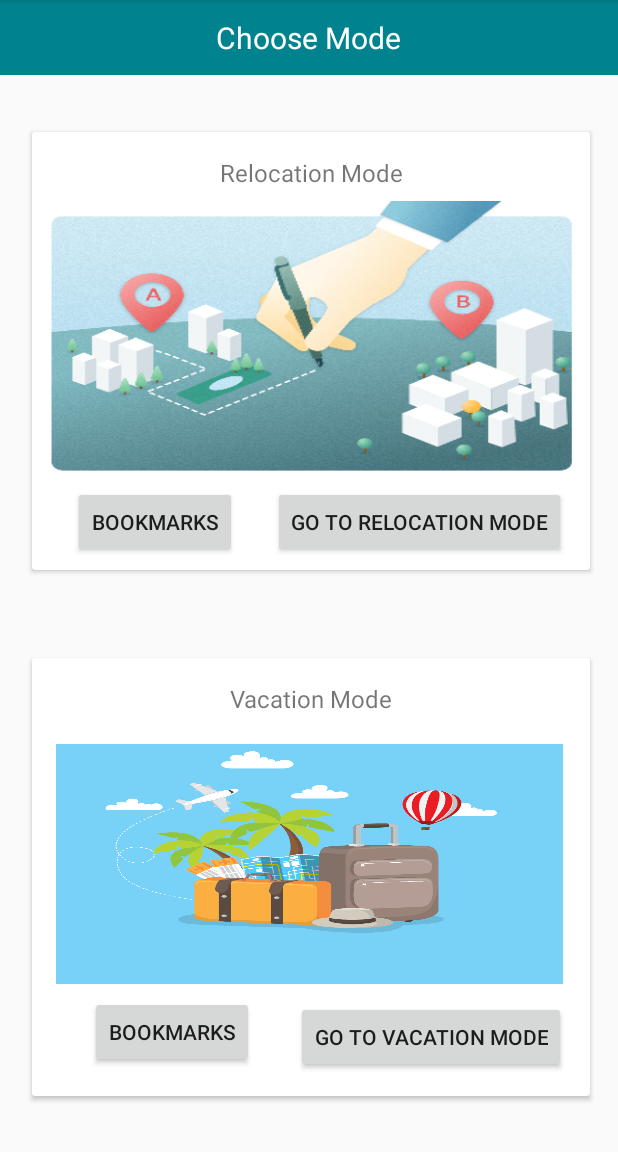
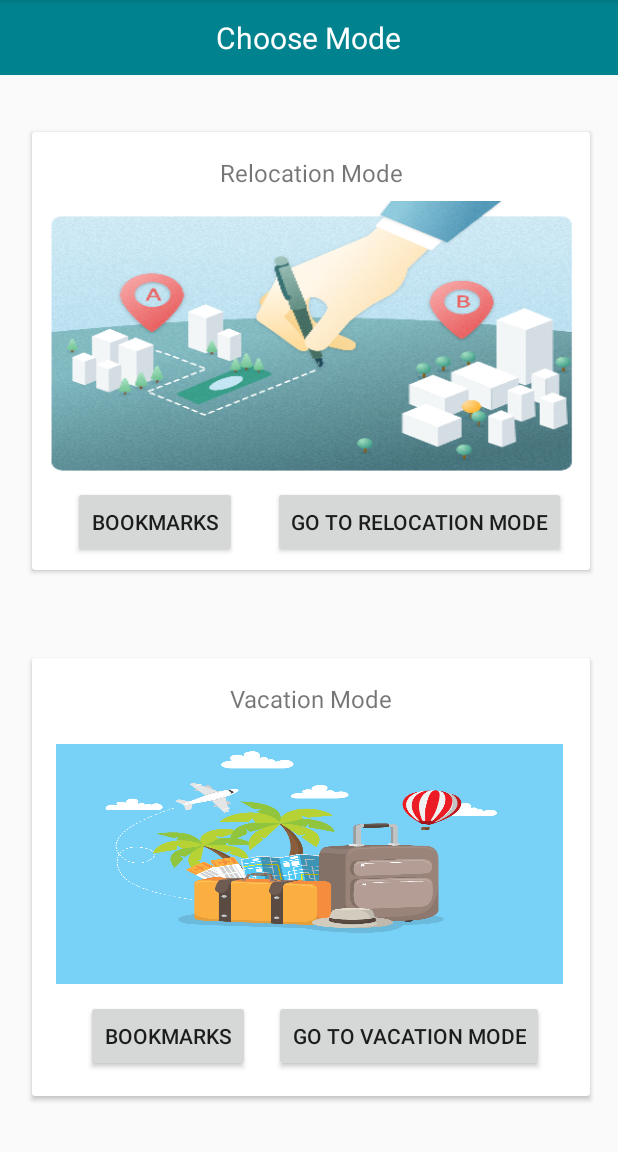
Before and after one commit to chinmaymk23/LiveIdeal, an Android app: the Homepage screen opened directly, with no data from a screen before it, on a phone screen of 412 x 824 dp, the part 84-1236 px from its top. Run offline under Robolectric (Android 15) with nearby library versions, the phone set to English and light mode, and no system bars.

Commit message:
1. Fixed sign up error messages 2. Homepage alignment checked

```diff
--- a/app/src/main/res/layout/activity_homepage.xml
+++ b/app/src/main/res/layout/activity_homepage.xml
@@ -136,31 +136,33 @@
                     app:layout_constraintStart_toStartOf="parent"
                     app:layout_constraintTop_toTopOf="@+id/textView2"
                     app:layout_constraintVertical_bias="0.358"
-                    android:src ="@drawable/vacation" />
+                    android:src ="@drawable/vacation"
+                    android:layout_marginLeft="16dp" />
 
                 <Button
                     android:id="@+id/vacationMode"
                     android:layout_width="wrap_content"
                     android:layout_height="wrap_content"
-                    android:layout_marginTop="11dp"
                     android:text="Go to vacation mode"
                     app:layout_constraintBottom_toBottomOf="parent"
                     app:layout_constraintEnd_toEndOf="parent"
-                    app:layout_constraintHorizontal_bias="0.915"
+                    app:layout_constraintHorizontal_bias="0.842"
                     app:layout_constraintStart_toStartOf="parent"
                     app:layout_constraintTop_toBottomOf="@+id/vacationImage"
-                    app:layout_constraintVertical_bias="0.0" />
+                    app:layout_constraintVertical_bias="0.407" />
 
                 <Button
                     android:id="@+id/bookmark_vacation"
                     android:layout_width="wrap_content"
                     android:layout_height="wrap_content"
                     android:layout_marginTop="8dp"
-                    android:layout_marginEnd="28dp"
-                    android:layout_marginRight="28dp"
+                    android:layout_marginEnd="16dp"
+                    android:layout_marginRight="16dp"
                     android:text="Bookmarks"
+                    app:layout_constraintBottom_toBottomOf="parent"
                     app:layout_constraintEnd_toStartOf="@+id/vacationMode"
-                    app:layout_constraintTop_toBottomOf="@+id/vacationImage" />
+                    app:layout_constraintTop_toBottomOf="@+id/vacationImage"
+                    app:layout_constraintVertical_bias="0.157" />
             </android.support.constraint.ConstraintLayout>
         </android.support.v7.widget.CardView>
     </android.support.constraint.ConstraintLayout>
```
Also changed, not shown: app/src/main/java/com/sourcey/relocator/SignupActivity.java (+11 -9 lines).
